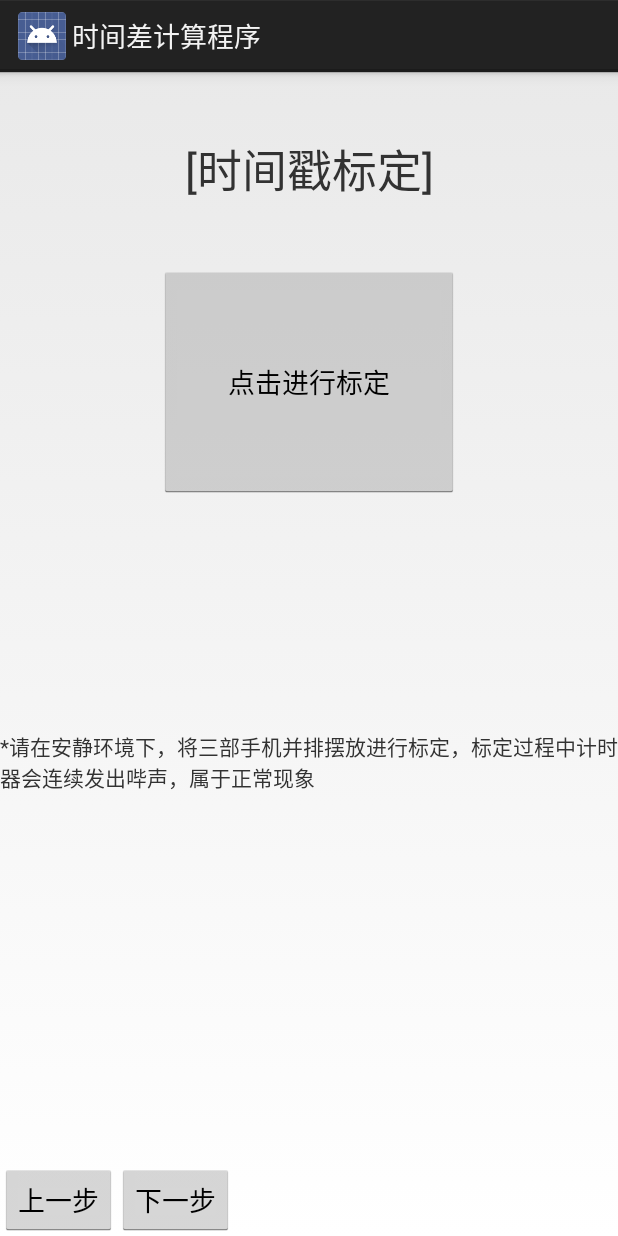
After one commit to rongjx3/TCP-Time-demo, an Android app: the layout tcp_server_2_beep.xml on its own in the app's theme, with its tools: preview values and no code run, on a phone screen of 412 x 824 dp. The commit adds this screen. Run offline under Robolectric (Android 15) with nearby library versions, the phone set to English and light mode, and no system bars.

Commit message:
加入利用声音进行标定的功能

```diff
--- a/app/src/main/AndroidManifest.xml
+++ b/app/src/main/AndroidManifest.xml
@@ -22,6 +22,7 @@
         <activity android:name=".funcs.FuncTcpClient"/>
         <activity android:name=".funcs.FuncTcpServer"/>
         <activity android:name=".funcs.FuncTcpServer_2"/>
+        <activity android:name=".funcs.FuncTcpServer_2_beep"/>
         <activity android:name=".funcs.FuncTcpServer_3"/>
     </application>
 
--- a/app/src/main/java/jason/tcpdemo/MainActivity.java
+++ b/app/src/main/java/jason/tcpdemo/MainActivity.java
@@ -16,6 +16,7 @@ import org.w3c.dom.Text;
 
 import jason.tcpdemo.funcs.FuncTcpClient;
 import jason.tcpdemo.funcs.FuncTcpServer;
+import jason.tcpdemo.funcs.FuncTcpServer_2_beep;
 import jason.tcpdemo.util.PermissionsUtil;
 
 public class MainActivity extends Activity implements PermissionsUtil.IPermissionsCallback{
@@ -83,6 +84,7 @@ public class MainActivity extends Activity implements PermissionsUtil.IPermissio
         getPermission();
         bindID();
         bindListener();
+        FuncTcpServer_2_beep.beepContext = MainActivity.this;
     }
 
     private void bindID() {
--- a/app/src/main/java/jason/tcpdemo/funcs/FuncTcpServer.java
+++ b/app/src/main/java/jason/tcpdemo/funcs/FuncTcpServer.java
@@ -205,7 +205,7 @@ public class FuncTcpServer extends Activity {
                     break;
                 case R.id.btn_tcpServerNext1:
                     Intent intent = new Intent();
-                    intent.setClass(FuncTcpServer.this,FuncTcpServer_2.class);
+                    intent.setClass(FuncTcpServer.this,FuncTcpServer_2_beep.class);
                     startActivity(intent);
                     break;
 
--- /dev/null
+++ b/app/src/main/res/layout/tcp_server_2_beep.xml
@@ -0,0 +1,72 @@
+<?xml version="1.0" encoding="utf-8"?>
+<LinearLayout xmlns:android="http://schemas.android.com/apk/res/android"
+    android:orientation="vertical"
+    android:layout_width="match_parent"
+    android:layout_height="match_parent"
+    android:weightSum="6">
+    <LinearLayout
+        android:layout_width="match_parent"
+        android:layout_height="0dp"
+        android:layout_weight="1"
+        android:orientation="horizontal">
+        <TextView
+            android:layout_width="match_parent"
+            android:layout_height="wrap_content"
+            android:gravity="center"
+            android:layout_gravity="center"
+            android:text="[时间戳标定]"
+            android:textSize="30dp"/>
+    </LinearLayout>
+    <LinearLayout
+        android:layout_width="match_parent"
+        android:layout_height="0dp"
+        android:layout_weight="3"
+        android:orientation="vertical">
+        <Button
+            android:layout_width="200dp"
+            android:layout_height="0dp"
+            android:layout_weight="2"
+            android:layout_gravity="center"
+            android:gravity="center"
+            android:text="点击进行标定"
+            android:id="@+id/btn_tcpServerCheckTimeBeep"/>
+        <TextView
+        android:layout_width="200dp"
+        android:layout_height="0dp"
+        android:layout_weight="2"
+        android:layout_gravity="center"
+        android:gravity="center"
+        android:id="@+id/txt_tcpServerCheckStatusBeep"
+        android:textSize="30dp"/>
+        <TextView
+            android:layout_width="wrap_content"
+            android:layout_height="0dp"
+            android:layout_weight="1"
+            android:layout_gravity="center"
+            android:gravity="left"
+            android:text="*请在安静环境下，将三部手机并排摆放进行标定，标定过程中计时器会连续发出哔声，属于正常现象"/>
+
+    </LinearLayout>
+    <LinearLayout
+        android:layout_width="match_parent"
+        android:layout_height="0dp"
+        android:layout_weight="2">
+
+        <Button
+            android:layout_width="wrap_content"
+            android:layout_height="wrap_content"
+            android:layout_gravity="bottom"
+            android:text="上一步"
+            android:id="@+id/btn_tcpServerPrev2Beep"/>
+
+        <Button
+            android:layout_width="wrap_content"
+            android:layout_height="wrap_content"
+            android:layout_gravity="bottom"
+            android:text="下一步"
+            android:id="@+id/btn_tcpServerNext2Beep"/>
+
+    </LinearLayout>
+
+
+</LinearLayout>
```
Also changed, not shown: app/src/main/java/jason/tcpdemo/funcs/FuncTcpServer_2_beep.java (added, +293 -0 lines), 1 other file.
